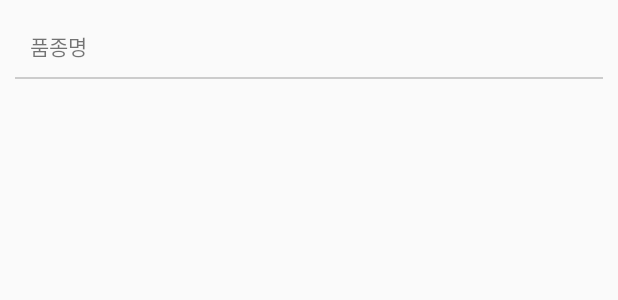
After one commit to alexfu2011/PetApp, an Android app: the layout item_breed.xml on its own in the app's theme, with its tools: preview values and no code run, on a phone screen of 412 x 824 dp. The commit adds this screen. Shown: the top 300 px of the screen. Run offline under Robolectric (Android 15) with nearby library versions, the phone set to English and light mode, and no system bars.

Commit message:
2021-11-22 item_breed UI 구현

```diff
--- a/app/src/main/java/com/project/protectpetapp/view/RegisterPetActivity.java
+++ b/app/src/main/java/com/project/protectpetapp/view/RegisterPetActivity.java
@@ -27,6 +27,7 @@ public class RegisterPetActivity extends BaseActivity<ActivityRegisterPetBinding
     protected void initView(Bundle savedInstanceState) {
         visibleConfirm();
         String mode = getIntent().getStringExtra("mode");
+        assert mode != null;
         if (mode.equals("dog")) {
             setToolbar("강아지 등록");
         } else if (mode.equals("cat")) {
--- /dev/null
+++ b/app/src/main/res/drawable-xxhdpi/teduri_bg.xml
@@ -0,0 +1,8 @@
+<?xml version="1.0" encoding="utf-8"?>
+<shape xmlns:android="http://schemas.android.com/apk/res/android">
+    <solid android:color="#FFFFFF" />
+    <corners android:radius="5dp" />
+    <stroke
+        android:width="1dp"
+        android:color="#B1B1B1" />
+</shape>
--- /dev/null
+++ b/app/src/main/res/layout/item_breed.xml
@@ -0,0 +1,26 @@
+<?xml version="1.0" encoding="utf-8"?>
+<androidx.constraintlayout.widget.ConstraintLayout xmlns:android="http://schemas.android.com/apk/res/android"
+    android:layout_width="match_parent"
+    android:layout_height="match_parent"
+    xmlns:app="http://schemas.android.com/apk/res-auto"
+    android:layout_margin="10dp">
+
+    <TextView
+        android:id="@+id/txt_breed"
+        android:layout_width="match_parent"
+        android:layout_height="wrap_content"
+        android:padding="10dp"
+        android:text="품종명"
+        app:layout_constraintTop_toTopOf="parent"
+        app:layout_constraintRight_toRightOf="parent"
+        app:layout_constraintLeft_toLeftOf="parent" />
+
+    <View
+        android:layout_width="match_parent"
+        android:layout_height="1dp"
+        android:background="#CCCCCC"
+        app:layout_constraintTop_toBottomOf="@id/txt_breed"
+        app:layout_constraintRight_toRightOf="parent"
+        app:layout_constraintLeft_toLeftOf="parent"/>
+
+</androidx.constraintlayout.widget.ConstraintLayout>
```
